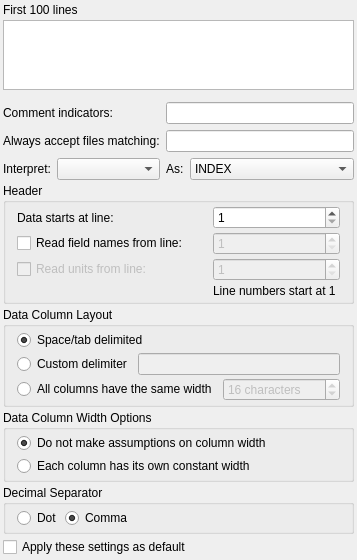
Kst-plot/kst, file src/datasources/ascii/asciiconfig.ui: the form before one commit.
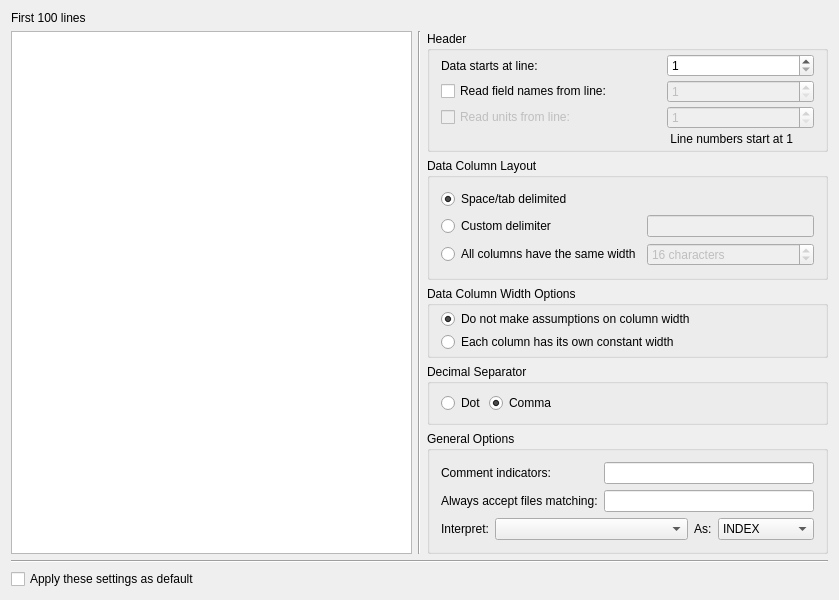
The form after the commit.

Commit message: Improve layout of the ASCII config dialog. I hope you like...

Patch:
```diff
--- a/src/datasources/ascii/asciiconfig.ui
+++ b/src/datasources/ascii/asciiconfig.ui
@@ -6,136 +6,30 @@
    <rect>
     <x>0</x>
     <y>0</y>
-    <width>357</width>
-    <height>545</height>
+    <width>839</width>
+    <height>600</height>
    </rect>
   </property>
-  <layout class="QVBoxLayout" name="verticalLayout">
-   <property name="spacing">
-    <number>3</number>
-   </property>
-   <property name="margin">
-    <number>3</number>
-   </property>
-   <item>
+  <layout class="QGridLayout" name="gridLayout">
+   <item row="0" column="0">
     <widget class="QLabel" name="_labelBeginning">
      <property name="text">
       <string>First 100 lines </string>
      </property>
     </widget>
    </item>
-   <item>
+   <item row="1" column="0">
     <widget class="QPlainTextEdit" name="_showBeginning"/>
    </item>
-   <item>
-    <layout class="QGridLayout">
-     <property name="topMargin">
-      <number>9</number>
-     </property>
-     <item row="0" column="0">
-      <widget class="QLabel" name="textLabel1">
-       <property name="text">
-        <string>Comment indicators:</string>
-       </property>
-       <property name="wordWrap">
-        <bool>false</bool>
-       </property>
-       <property name="buddy">
-        <cstring>_delimiters</cstring>
-       </property>
-      </widget>
-     </item>
-     <item row="0" column="1">
-      <widget class="QLineEdit" name="_delimiters">
-       <property name="toolTip">
-        <string>You can use more than one symbol here, like &quot;#!C&quot; for instance, but it will slow down reading ASCII files</string>
-       </property>
-      </widget>
-     </item>
-     <item row="1" column="0">
-      <widget class="QLabel" name="textLabel1_2">
-       <property name="text">
-        <string>Always accept files matching:</string>
-       </property>
-       <property name="wordWrap">
-        <bool>false</bool>
-       </property>
-      </widget>
-     </item>
      <item row="1" column="1">
-      <widget class="QLineEdit" name="_fileNamePattern"/>
-     </item>
-     <item row="2" column="0">
-      <layout class="QHBoxLayout">
-       <item>
-        <widget class="QLabel" name="_indexVectorLabel">
-         <property name="text">
-          <string>Interpret:</string>
-         </property>
-         <property name="wordWrap">
-          <bool>false</bool>
-         </property>
-         <property name="buddy">
-          <cstring>_indexVector</cstring>
-         </property>
-        </widget>
-       </item>
-       <item>
-        <widget class="QComboBox" name="_indexVector">
-         <property name="sizePolicy">
-          <sizepolicy hsizetype="Minimum" vsizetype="Fixed">
-           <horstretch>1</horstretch>
-           <verstretch>0</verstretch>
-          </sizepolicy>
-         </property>
-        </widget>
-       </item>
-      </layout>
-     </item>
-     <item row="2" column="1">
-      <layout class="QHBoxLayout">
-       <item>
-        <widget class="QLabel" name="_indexTypeLabel">
-         <property name="text">
-          <string>As:</string>
-         </property>
-         <property name="wordWrap">
-          <bool>false</bool>
-         </property>
-         <property name="buddy">
-          <cstring>_indexType</cstring>
-         </property>
-        </widget>
-       </item>
-       <item>
-        <widget class="QComboBox" name="_indexType">
-         <property name="sizePolicy">
-          <sizepolicy hsizetype="Minimum" vsizetype="Fixed">
-           <horstretch>1</horstretch>
-           <verstretch>0</verstretch>
-          </sizepolicy>
-         </property>
-         <item>
-          <property name="text">
-           <string>INDEX</string>
-          </property>
-         </item>
-         <item>
-          <property name="text">
-           <string>C Time</string>
-          </property>
-         </item>
-         <item>
-          <property name="text">
-           <string>Seconds</string>
-          </property>
-         </item>
-        </widget>
-       </item>
-      </layout>
-     </item>
-    </layout>
-   </item>
+    <widget class="Line" name="verticalLine">
+     <property name="orientation">
+      <enum>Qt::Vertical</enum>
+     </property>
+    </widget>
+   </item>
+   <item row="1" column="2">
+    <layout class="QVBoxLayout" name="verticalLayout">
    <item>
     <widget class="QGroupBox" name="headerButtonGroup">
      <property name="title">
@@ -253,7 +147,10 @@
       <item row="3" column="2">
        <widget class="QLabel" name="label">
         <property name="text">
-         <string>Line numbers start at 1</string>
+           <string> Line numbers start at 1</string>
+          </property>
+          <property name="alignment">
+           <set>Qt::AlignLeading|Qt::AlignLeft|Qt::AlignVCenter</set>
         </property>
        </widget>
       </item>
@@ -265,17 +162,8 @@
      <property name="title">
       <string>Data Column Layout</string>
      </property>
-     <layout class="QVBoxLayout" name="verticalLayout_3">
-      <property name="spacing">
-       <number>3</number>
-      </property>
-      <property name="topMargin">
-       <number>3</number>
-      </property>
-      <property name="bottomMargin">
-       <number>3</number>
-      </property>
-      <item>
+       <layout class="QGridLayout" name="gridLayout_2">
+        <item row="0" column="0">
        <widget class="QRadioButton" name="_whitespace">
         <property name="text">
          <string>Space/tab delimited</string>
@@ -285,34 +173,28 @@
         </property>
        </widget>
       </item>
-      <item>
-       <layout class="QHBoxLayout" name="horizontalLayout_2">
-        <item>
+        <item row="1" column="0">
          <widget class="QRadioButton" name="_custom">
           <property name="text">
            <string>Custom delimiter</string>
           </property>
          </widget>
         </item>
-        <item>
+        <item row="1" column="1">
          <widget class="QLineEdit" name="_columnDelimiter">
           <property name="enabled">
            <bool>false</bool>
           </property>
          </widget>
         </item>
-       </layout>
-      </item>
-      <item>
-       <layout class="QHBoxLayout" name="horizontalLayout">
-        <item>
+        <item row="2" column="0">
          <widget class="QRadioButton" name="_fixed">
           <property name="text">
            <string>All columns have the same width</string>
           </property>
          </widget>
         </item>
-        <item>
+        <item row="2" column="1">
          <widget class="QSpinBox" name="_columnWidth">
           <property name="enabled">
            <bool>false</bool>
@@ -329,8 +211,6 @@
          </widget>
         </item>
        </layout>
-      </item>
-     </layout>
     </widget>
    </item>
    <item>
@@ -420,25 +300,128 @@
     </widget>
    </item>
    <item>
+      <widget class="QGroupBox" name="generalOptionsButtonGroup">
+       <property name="title">
+        <string>General Options</string>
+       </property>
+       <layout class="QGridLayout" name="gridLayout_3">
+        <item row="0" column="0">
+         <widget class="QLabel" name="textLabel1">
+          <property name="text">
+           <string>Comment indicators:</string>
+          </property>
+          <property name="wordWrap">
+           <bool>false</bool>
+          </property>
+          <property name="buddy">
+           <cstring>_delimiters</cstring>
+          </property>
+         </widget>
+        </item>
+        <item row="0" column="1">
+         <widget class="QLineEdit" name="_delimiters">
+          <property name="toolTip">
+           <string>You can use more than one symbol here, like &quot;#!C&quot; for instance, but it will slow down reading ASCII files</string>
+          </property>
+         </widget>
+        </item>
+        <item row="1" column="0">
+         <widget class="QLabel" name="textLabel1_2">
+          <property name="text">
+           <string>Always accept files matching:</string>
+          </property>
+          <property name="wordWrap">
+           <bool>false</bool>
+          </property>
+         </widget>
+        </item>
+        <item row="1" column="1">
+         <widget class="QLineEdit" name="_fileNamePattern"/>
+        </item>
+        <item row="2" column="0" colspan="2">
+         <layout class="QHBoxLayout" name="horizontalLayout">
+          <item>
+           <widget class="QLabel" name="_indexVectorLabel">
+            <property name="text">
+             <string>Interpret:</string>
+            </property>
+            <property name="wordWrap">
+             <bool>false</bool>
+            </property>
+            <property name="buddy">
+             <cstring>_indexVector</cstring>
+            </property>
+           </widget>
+          </item>
+          <item>
+           <widget class="QComboBox" name="_indexVector">
+            <property name="sizePolicy">
+             <sizepolicy hsizetype="Expanding" vsizetype="Fixed">
+              <horstretch>2</horstretch>
+              <verstretch>0</verstretch>
+             </sizepolicy>
+            </property>
+           </widget>
+          </item>
+          <item>
+           <widget class="QLabel" name="_indexTypeLabel">
+            <property name="text">
+             <string>As:</string>
+            </property>
+            <property name="wordWrap">
+             <bool>false</bool>
+            </property>
+            <property name="buddy">
+             <cstring>_indexType</cstring>
+            </property>
+           </widget>
+          </item>
+          <item>
+           <widget class="QComboBox" name="_indexType">
+            <property name="sizePolicy">
+             <sizepolicy hsizetype="Minimum" vsizetype="Fixed">
+              <horstretch>1</horstretch>
+              <verstretch>0</verstretch>
+             </sizepolicy>
+            </property>
+            <item>
+             <property name="text">
+              <string>INDEX</string>
+             </property>
+            </item>
+            <item>
+             <property name="text">
+              <string>C Time</string>
+             </property>
+            </item>
+            <item>
+             <property name="text">
+              <string>Seconds</string>
+             </property>
+            </item>
+           </widget>
+          </item>
+         </layout>
+        </item>
+       </layout>
+      </widget>
+     </item>
+    </layout>
+   </item>
+   <item row="2" column="0" colspan="3">
+    <widget class="Line" name="line">
+     <property name="orientation">
+      <enum>Qt::Horizontal</enum>
+     </property>
+    </widget>
+   </item>
+   <item row="3" column="0">
     <widget class="QCheckBox" name="_applyDefault">
      <property name="text">
       <string>Apply these settings as default</string>
      </property>
     </widget>
    </item>
-   <item>
-    <spacer name="verticalSpacer">
-     <property name="orientation">
-      <enum>Qt::Vertical</enum>
-     </property>
-     <property name="sizeHint" stdset="0">
-      <size>
-       <width>20</width>
-       <height>24</height>
-      </size>
-     </property>
-    </spacer>
-   </item>
   </layout>
  </widget>
  <layoutdefault spacing="6" margin="11"/>
```
Left out of the diff: 5 changed lines with no effect on the pictures. Lines whose indentation alone changed are shown as unchanged.
